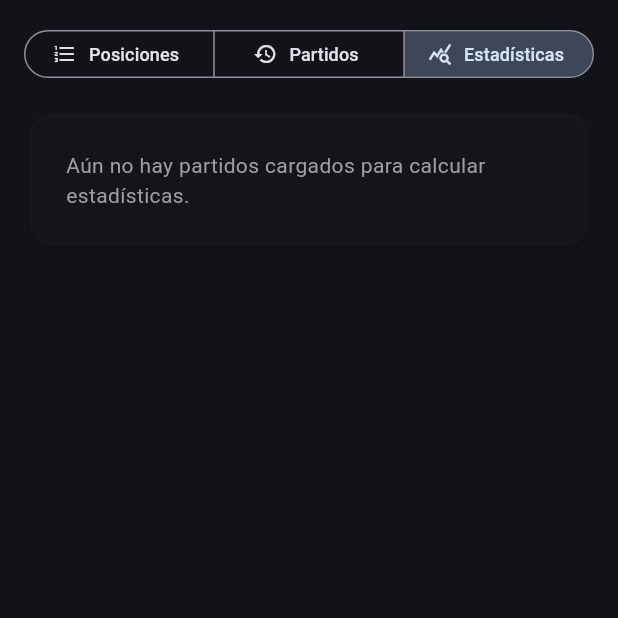
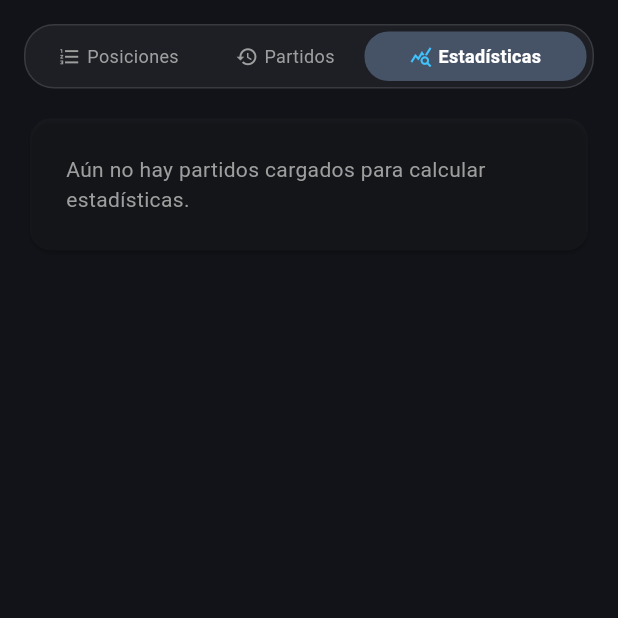
Before and after one commit to DemianGodOk/Fulbito, a Flutter app: the TablaScreen screen opened directly with empty values, after a tap on "Partidos", after a tap on "Estadísticas", on a phone screen of 412 x 824 dp, the top half of it. Run offline on Flutter 3.47's test engine with Material 3 defaults, Android fonts, the phone set to English and light mode, and no system bars; our stand-ins replace cloud_firestore, firebase_auth, firebase_core, flutter_local_notifications, package_info_plus, timezone; missing offline and left inert: ota_update; accounts and stored records are empty; network calls fail.

Commit message:
release: v1.0.16

```diff
--- a/lib/main.dart
+++ b/lib/main.dart
@@ -15,7 +15,7 @@ import 'package:timezone/timezone.dart' as tz;
 // ============================================================================
 // CONFIGURACIÓN DE ACCESOS, GITHUB Y VERSIÓN UNIFICADA
 // ============================================================================
-String gAppVersion = '1.0.15';
+String gAppVersion = '1.0.16';
 const String kGitHubUser = 'DemianGodOk';
 const String kGitHubRepo = 'Fulbito';
 
@@ -3185,28 +3185,61 @@ class _TablaScreenState extends State<TablaScreen> {
             child: Column(
               crossAxisAlignment: CrossAxisAlignment.stretch,
               children: [
-                SegmentedButton<int>(
-                  showSelectedIcon: false,
-                  style: SegmentedButton.styleFrom(
-                    visualDensity: VisualDensity.compact,
-                    padding: const EdgeInsets.symmetric(horizontal: 4),
+                Container(
+                  padding: const EdgeInsets.all(4),
+                  decoration: BoxDecoration(
+                    color: Colors.white.withValues(alpha: 0.05),
+                    borderRadius: BorderRadius.circular(20),
+                    border: Border.all(color: Colors.white12),
                   ),
-                  segments: const [
-                    ButtonSegment(
-                        value: 0,
-                        label: Text('Posiciones', style: TextStyle(fontSize: 12)),
-                        icon: Icon(Icons.format_list_numbered, size: 16)),
-                    ButtonSegment(
-                        value: 1,
-                        label: Text('Partidos', style: TextStyle(fontSize: 12)),
-                        icon: Icon(Icons.history, size: 16)),
-                    ButtonSegment(
-                        value: 2,
-                        label: Text('Estadísticas', style: TextStyle(fontSize: 12)),
-                        icon: Icon(Icons.query_stats, size: 16)),
-                  ],
-                  selected: {_vistaSeleccionada},
-                  onSelectionChanged: (val) => setState(() => _vistaSeleccionada = val.first),
+                  child: Row(
+                    children: [
+                      {'id': 0, 'label': 'Posiciones', 'icon': Icons.format_list_numbered, 'flex': 11},
+                      {'id': 1, 'label': 'Partidos', 'icon': Icons.history, 'flex': 10},
+                      {'id': 2, 'label': 'Estadísticas', 'icon': Icons.query_stats, 'flex': 14},
+                    ].map((tab) {
+                      final int id = tab['id'] as int;
+                      final bool seleccionado = _vistaSeleccionada == id;
+                      return Expanded(
+                        flex: tab['flex'] as int,
+                        child: InkWell(
+                          borderRadius: BorderRadius.circular(16),
+                          onTap: () => setState(() => _vistaSeleccionada = id),
+                          child: Container(
+                            padding: const EdgeInsets.symmetric(vertical: 8, horizontal: 4),
+                            decoration: BoxDecoration(
+                              color: seleccionado
+                                  ? Theme.of(context).colorScheme.primary.withValues(alpha: 0.3)
+                                  : Colors.transparent,
+                              borderRadius: BorderRadius.circular(16),
+                            ),
+                            child: FittedBox(
+                              fit: BoxFit.scaleDown,
+                              child: Row(
+                                mainAxisAlignment: MainAxisAlignment.center,
+                                children: [
+                                  Icon(
+                                    tab['icon'] as IconData,
+                                    size: 15,
+                                    color: seleccionado ? Colors.lightBlueAccent : Colors.grey,
+                                  ),
+                                  const SizedBox(width: 4),
+                                  Text(
+                                    tab['label'] as String,
+                                    style: TextStyle(
+                                      fontSize: 12,
+                                      fontWeight: seleccionado ? FontWeight.bold : FontWeight.normal,
+                                      color: seleccionado ? Colors.white : Colors.grey,
+                                    ),
+                                  ),
+                                ],
+                              ),
+                            ),
+                          ),
+                        ),
+                      );
+                    }).toList(),
+                  ),
                 ),
                 const SizedBox(height: 16),
                 if (_vistaSeleccionada == 0) ...[
--- a/pubspec.yaml
+++ b/pubspec.yaml
@@ -1,7 +1,7 @@
 name: fulbito
 description: "App para la gestión del S.V.F.C."
 publish_to: 'none'
-version: 1.0.15+16
+version: 1.0.16+17
 
 environment:
   sdk: '>=3.4.3 <4.0.0'
```
